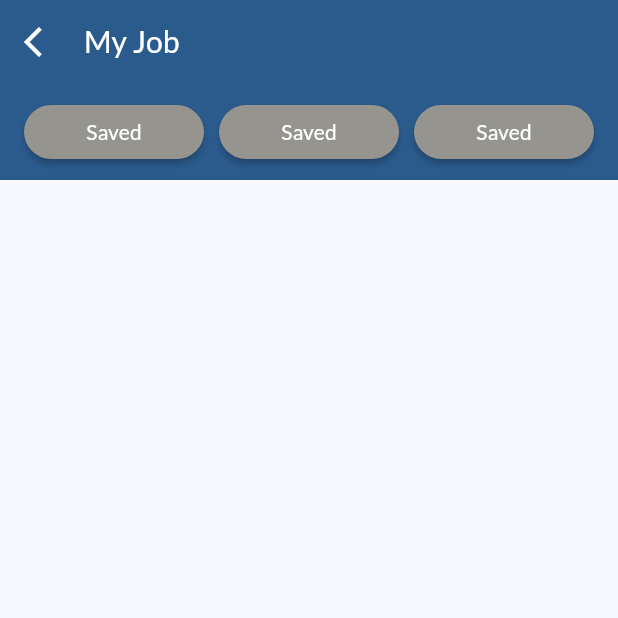
After one commit to yousefmohamed35/home_view, a Flutter app: the MyJobView screen opened directly, on a phone screen of 412 x 824 dp, the top half of it. The commit adds this screen. Run offline on Flutter 3.47's test engine with Material 3 defaults, Android fonts, the phone set to English and light mode, and no system bars; our stand-ins replace google_fonts.

Commit message:
create my job view body

```diff
--- /dev/null
+++ b/lib/my_job/presentation/view/widgets/my_job_view_body.dart
@@ -0,0 +1,28 @@
+import 'package:flutter/material.dart';
+
+import '../../../../core/app_colors.dart';
+import 'custom_tap_bar_button.dart';
+
+class MyJobViewBody extends StatelessWidget {
+  const MyJobViewBody({
+    super.key,
+  });
+
+  @override
+  Widget build(BuildContext context) {
+    return Column(
+      children: [
+        Container(
+          color: AppColors.blue,
+          padding: EdgeInsets.symmetric(horizontal: 16, vertical: 8),
+          child: Row(
+            spacing: 10,
+            children: List.generate(3, (index) {
+              return Expanded(child: CustomTapBarButton());
+            }),
+          ),
+        ),
+      ],
+    );
+  }
+}
```
Also changed, not shown: lib/my_job/presentation/view/my_job_view.dart (+2 -19 lines).
